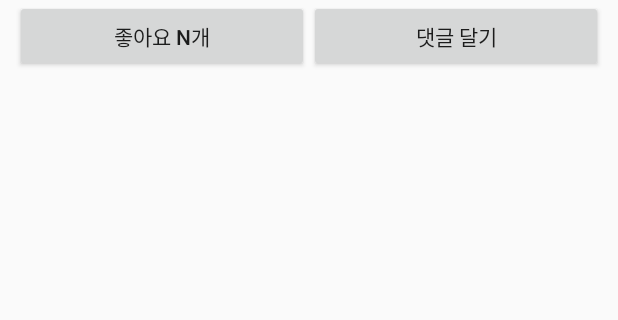
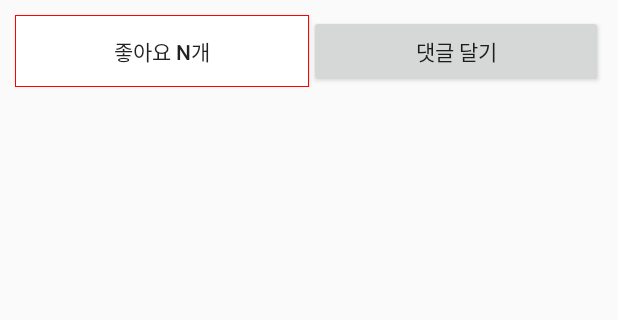
Before and after one commit to mjs0611/daily10minutes_20200927, an Android app: the layout proof_list_item.xml on its own in the app's theme, with its tools: preview values and no code run, on a phone screen of 412 x 824 dp, the part 515-835 px from its top. Run offline under Robolectric (Android 15) with nearby library versions, the phone set to English and light mode, and no system bars.

Commit message:
drawable xml을 이용해서 빨간 테두리 박스 구현  - 손으로 누를때 / 아닐때(기본상태) 구별해서 색 변경

```diff
--- a/app/src/main/java/kr/co/tjoeun/daily10minutes_20200927/adapters/ProofAdapter.kt
+++ b/app/src/main/java/kr/co/tjoeun/daily10minutes_20200927/adapters/ProofAdapter.kt
@@ -1,6 +1,7 @@
 package kr.co.tjoeun.daily10minutes_20200927.adapters
 
 import android.content.Context
+import android.os.Handler
 import android.os.Looper
 import android.view.LayoutInflater
 import android.view.View
@@ -12,7 +13,6 @@ import kr.co.tjoeun.daily10minutes_20200927.datas.Proof
 import kr.co.tjoeun.daily10minutes_20200927.utils.ServerUtil
 import org.json.JSONObject
 import java.text.SimpleDateFormat
-import java.util.logging.Handler
 
 class ProofAdapter(
     val mContext: Context,
@@ -33,8 +33,8 @@ class ProofAdapter(
 
         val proofData = mList[position]
 
-        val writeProfileImg = row.findViewById<ImageView>(R.id.writerProfileImg)
-        val writeNickNameTxt = row.findViewById<TextView>(R.id.writerNickNameTxt)
+        val writerProfileImg = row.findViewById<ImageView>(R.id.writerProfileImg)
+        val writerNickNameTxt = row.findViewById<TextView>(R.id.writerNickNameTxt)
         val writtenDateTimeTxt = row.findViewById<TextView>(R.id.writtenDateTimeTxt)
         val contentTxt = row.findViewById<TextView>(R.id.contentTxt)
         val proofImg = row.findViewById<ImageView>(R.id.proofImg)
@@ -43,23 +43,22 @@ class ProofAdapter(
 
         contentTxt.text = proofData.content
 
-        Glide.with(mContext).load(proofData.writer.profileImageList[0]).into(writeProfileImg)
-        writeNickNameTxt.text = proofData.writer.nickName
+        Glide.with(mContext).load(proofData.writer.profileImageList[0]).into(writerProfileImg)
+        writerNickNameTxt.text = proofData.writer.nickName
 
 //        인증글 시간정보 => 2020년 5월 8일 오후 3시 1분 양식으로 출력
         val sdf = SimpleDateFormat("yyyy년 M월 d일 a h시 m분")
         writtenDateTimeTxt.text = sdf.format(proofData.proofTime.time)
 
 //        인증글의 이미지가 0개 : 이미지뷰 숨김
-//        그렇지 않다 (1개 이상) : 이미지뷰 보여주기 + Glide 이미지 세팅
+//        그렇지 않다 (1개 이상) : 이미지뷰 보여주기 + Glide 이미지 세팅 (편의상 0번째)
 
         if (proofData.imageList.size == 0) {
             proofImg.visibility = View.GONE
         }
         else {
             proofImg.visibility = View.VISIBLE
-            Glide.with(mContext).load(proofData.imageList[0]).into(proofImg
-            )
+            Glide.with(mContext).load(proofData.imageList[0]).into(proofImg)
         }
 
 //        좋아요 갯수
@@ -69,22 +68,36 @@ class ProofAdapter(
 //        좋아요 클릭 이벤트 처리
         likeBtn.setOnClickListener {
 
-            ServerUtil.postRequestLikeProof(mContext, proofData.id, object : ServerUtil.JsonResponseHandler{
+            ServerUtil.postRequestLikeProof(mContext, proofData.id, object : ServerUtil.JsonResponseHandler {
                 override fun onResponse(json: JSONObject) {
+
+//                    서버에서 주는 응답을 보면 이 인증글의 최신상태를 내려줌.
+//                    이 글을 파싱해서 => 리스트 내용 일부 변경
+
+//                    proofData 변수가 목록에 등장 => proofData 변수의 일부 내용 변경 : 목록에 변경 반영
+
+                    proofData.likeCount = json.getJSONObject("data").getJSONObject("like").getInt("like_count")
+                    proofData.isMyLike = json.getJSONObject("data").getJSONObject("like").getBoolean("my_like")
+
                     val message = json.getString("message")
 
-//                    어댑터는 액티비티가 아님. runOnUiThread 기능을 가족있지 않다
-//                    그럼에도 UI쓰레드에서 토스트를 뜨ㅢ어야함
-//                    쓰레드처럼 동작 : Handler를 이용햐 UIThread 에 접근
+//                    어댑터는 액티비티가 아님. runOnUiThread 기능을 갖고있지 않다.
+//                    그럼에도 UI쓰레드에서 토스트를 띄워야함.
+//                    쓰레드처럼 동작 : Handler 를 이용해 UIThread에 접근하자.
 
-//                    getMiainLooper를 통해 이 Handler는 UI쓰레드로 접근
-                    val myHandler = Handler(Looper.gerMainLooper())
+//                    getMainLooper 를 통해 이 Handler는 UI쓰레드로 접근
+                    val myHandler = Handler(Looper.getMainLooper())
 
+//                    UI쓰레드에 post {  } 내부의 코드를 실행하도록 요청
                     myHandler.post {
-                        Toast.makeText((mContext, message, Toast.LENGTH_SHORT)).show()
+                        Toast.makeText(mContext, message, Toast.LENGTH_SHORT).show()
+
+//                        변수의 변경 내용을 리스트뷰에 반영
+                        notifyDataSetChanged()
                     }
 
                 }
+
             })
 
         }
--- /dev/null
+++ b/app/src/main/res/drawable/red_border_box.xml
@@ -0,0 +1,71 @@
+<?xml version="1.0" encoding="utf-8"?>
+<selector xmlns:android="http://schemas.android.com/apk/res/android">
+
+    <item
+        android:state_pressed="false">
+
+        <layer-list>
+            <item>
+                <shape
+                    android:shape="rectangle">
+                    <solid
+                        android:color="@color/red" />
+                </shape>
+            </item>
+            <item
+                android:top="1dp"
+                android:left="1dp"
+                android:right="1dp"
+                android:bottom="1dp">
+                <shape
+                    android:shape="rectangle" >
+<!--                    <gradient-->
+<!--                        android:startColor="@color/black"-->
+<!--                        android:endColor="@color/white"-->
+<!--                        android:centerColor="@color/red"-->
+<!--                        android:angle="180" />-->
+                    <solid
+                        android:color="@color/white" />
+
+
+
+                </shape>
+            </item>
+        </layer-list>
+
+    </item>
+
+    <item
+        android:state_pressed="true">
+
+        <layer-list>
+
+            <item>
+
+                <shape
+                    android:shape="rectangle">
+                    <solid
+                        android:color="@color/red" />
+                </shape>
+
+            </item>
+
+            <item
+                android:top="1dp"
+                android:bottom="1dp"
+                android:left="1dp"
+                android:right="1dp">
+                <shape
+                    android:shape="rectangle">
+                    <solid
+                        android:color="@color/LightGray" />
+                </shape>
+            </item>
+
+        </layer-list>
+
+
+    </item>
+
+
+</selector>
--- a/app/src/main/res/layout/proof_list_item.xml
+++ b/app/src/main/res/layout/proof_list_item.xml
@@ -71,6 +71,7 @@
         <LinearLayout
             android:layout_width="match_parent"
             android:layout_height="wrap_content"
+            android:layout_marginTop="10dp"
             android:orientation="horizontal">
 
             <Button
@@ -78,6 +79,7 @@
                 android:layout_width="0dp"
                 android:layout_height="wrap_content"
                 android:layout_weight="1"
+                android:background="@drawable/red_border_box"
                 android:text="좋아요 n개"/>
 
             <Button
--- a/app/src/main/res/values/colors.xml
+++ b/app/src/main/res/values/colors.xml
@@ -7,5 +7,7 @@
     <color name="white">#FFFFFF</color>
     <color name="black">#000000</color>
     <color name="darkgray">#808080</color>
+    <color name="red">#FF0000</color>
+    <color name="LightGray">#EFEFEF</color>
 
 </resources>
```
